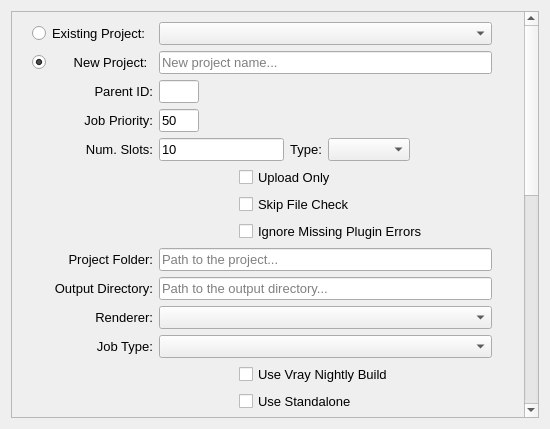
This is resources/submit_dialog.ui in zync/zync-maya as Qt 5 draws it before an edit. The edited form follows.
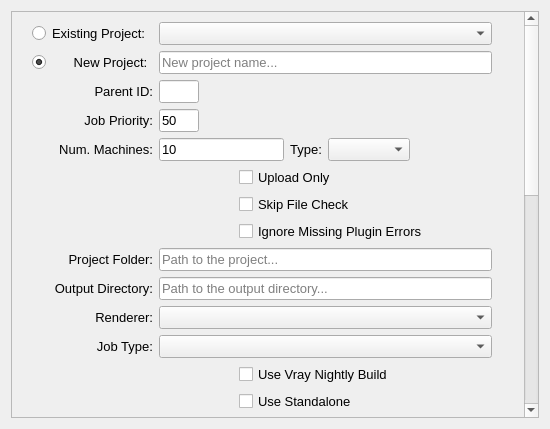
This is the edited form.

Commit message: Changed 'Num Slots' label to 'Num Machines'.

Patch:
```diff
--- a/resources/submit_dialog.ui
+++ b/resources/submit_dialog.ui
@@ -465,7 +465,7 @@
              </font>
             </property>
             <property name="text">
-             <string>Num. Slots:</string>
+             <string>Num. Machines:</string>
             </property>
             <property name="textFormat">
              <enum>Qt::AutoText</enum>
```
